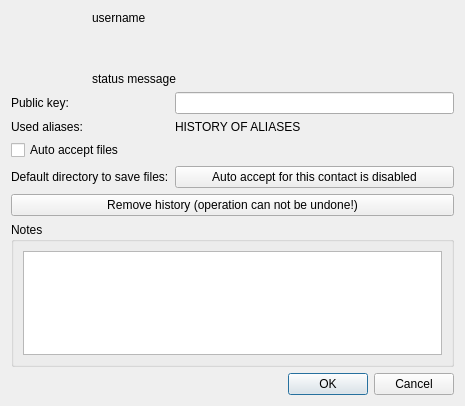
Old version of the form src/widget/about/aboutuser.ui in the repository qTox/qTox.
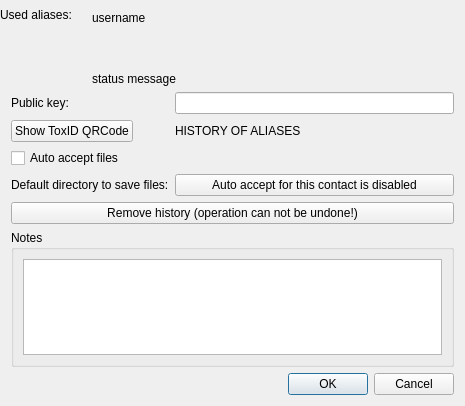
New version of the form. Icons and pictures are not drawn.

Commit message: add button to show qrcode of toxid of friends in show details view this makes it easier to give away someone's contact. however this implementation still suffers from the fact that clients don't get notified if the owner changes the toxid and therefor it may be providing useless toxids through the qrcode. This should be possible to fix by adding an extension to the toxcore

```diff
--- a/src/widget/about/aboutuser.ui
+++ b/src/widget/about/aboutuser.ui
@@ -138,6 +138,13 @@
        </property>
       </widget>
      </item>
+     <item row="1" column="3">
+       <widget class="QPushButton" name="showQRCode">
+	 <property name="text">
+	   <string>Show ToxID QRCode</string>
+	 </property>
+       </widget>
+     </item>
      <item row="1" column="0">
       <widget class="QLabel" name="label_4">
        <property name="text">
```
The commit also changes 2 other files.
